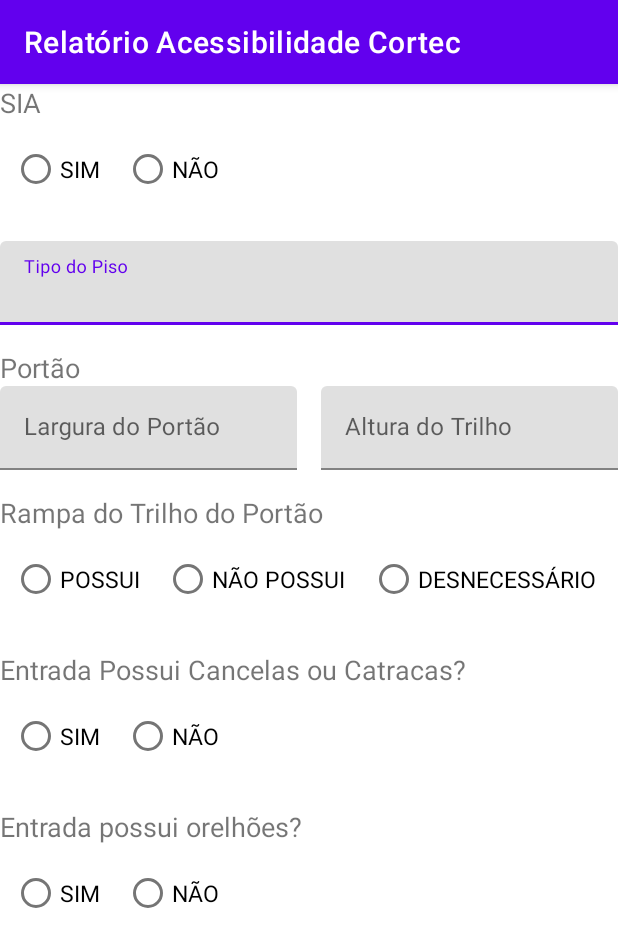
After one commit to MattCaramalac/CortecRelatorioAcessibilidade, an Android app: the fragment ExternalAccessFragment shown on its own in the app's theme, on a phone screen of 412 x 824 dp. The commit adds this screen. Shown: the top 947 px of the screen. Run offline under Robolectric (Android 15) with nearby library versions, the phone set to English and light mode, and no system bars.

Commit message:
Adição Fragments Iniciais Lista

```diff
--- /dev/null
+++ b/app/src/main/java/com/mpms/relatorioacessibilidadecortec/fragments/ExternalAccessFragment.java
@@ -0,0 +1,34 @@
+package com.mpms.relatorioacessibilidadecortec.fragments;
+
+import android.os.Bundle;
+
+import androidx.fragment.app.Fragment;
+
+import android.view.LayoutInflater;
+import android.view.View;
+import android.view.ViewGroup;
+
+import com.mpms.relatorioacessibilidadecortec.R;
+
+public class ExternalAccessFragment extends Fragment {
+
+    public ExternalAccessFragment() {
+        // Required empty public constructor
+    }
+
+    public static ExternalAccessFragment newInstance() {
+        return new ExternalAccessFragment();
+    }
+
+    @Override
+    public void onCreate(Bundle savedInstanceState) {
+        super.onCreate(savedInstanceState);
+    }
+
+    @Override
+    public View onCreateView(LayoutInflater inflater, ViewGroup container,
+                             Bundle savedInstanceState) {
+        // Inflate the layout for this fragment
+        return inflater.inflate(R.layout.fragment_external_access, container, false);
+    }
+}
--- a/app/src/main/res/layout/activity_inspection.xml
+++ b/app/src/main/res/layout/activity_inspection.xml
@@ -17,7 +17,7 @@
         class="com.mpms.relatorioacessibilidadecortec.fragments.InspectionMemorial"/>
 
     <FrameLayout
-        android:id="@+id/show_option_selected"
+        android:id="@+id/show_fragment_selected"
         android:layout_width="match_parent"
         android:layout_height="wrap_content"
         app:layout_constraintStart_toStartOf="parent"
--- a/app/src/main/res/layout/activity_school_register.xml
+++ b/app/src/main/res/layout/activity_school_register.xml
@@ -65,8 +65,7 @@
                 android:layout_marginEnd="8dp"
                 android:layout_weight="2"
                 android:hint="@string/label_complements"
-                app:layout_constraintEnd_toStartOf="@id/numberAddress"
-                app:layout_constraintStart_toStartOf="parent">
+                >
 
                 <com.google.android.material.textfield.TextInputEditText
                     android:id="@+id/complement_text"
@@ -83,8 +82,7 @@
                 android:layout_marginStart="8dp"
                 android:layout_weight="1"
                 android:hint="@string/label_number"
-                app:layout_constraintBaseline_toBaselineOf="@id/complementAddress"
-                app:layout_constraintEnd_toEndOf="parent">
+                >
 
                 <com.google.android.material.textfield.TextInputEditText
                     android:id="@+id/numberAddress_text"
--- /dev/null
+++ b/app/src/main/res/layout/fragment_external_access.xml
@@ -0,0 +1,299 @@
+<?xml version="1.0" encoding="utf-8"?>
+<ScrollView xmlns:android="http://schemas.android.com/apk/res/android"
+    xmlns:app="http://schemas.android.com/apk/res-auto"
+    xmlns:tools="http://schemas.android.com/tools"
+    android:layout_width="match_parent"
+    android:layout_height="match_parent"
+    android:scrollbars="vertical"
+    tools:context=".fragments.ExternalAccessFragment">
+
+    <androidx.constraintlayout.widget.ConstraintLayout
+        android:layout_width="match_parent"
+        android:layout_height="wrap_content">
+
+        <LinearLayout
+            android:id="@+id/sia_option"
+            android:layout_width="match_parent"
+            android:layout_height="wrap_content"
+            android:orientation="vertical"
+            app:layout_constraintEnd_toEndOf="parent"
+            app:layout_constraintStart_toStartOf="parent"
+            app:layout_constraintTop_toTopOf="parent">
+
+            <TextView
+                android:layout_width="match_parent"
+                android:layout_height="wrap_content"
+                android:text="@string/frag_ext_sia"
+                android:textSize="@dimen/section_header" />
+
+            <RadioGroup
+                android:layout_width="match_parent"
+                android:layout_height="wrap_content"
+                android:orientation="horizontal">
+
+                <RadioButton
+                    android:id="@+id/radio_sia_yes"
+                    android:layout_width="wrap_content"
+                    android:layout_height="wrap_content"
+                    android:layout_margin="@dimen/margins"
+                    android:text="@string/radio_button_yes"
+                    android:textSize="@dimen/radio_button_text" />
+
+                <RadioButton
+                    android:id="@+id/radio_sia_no"
+                    android:layout_width="wrap_content"
+                    android:layout_height="wrap_content"
+                    android:layout_margin="@dimen/margins"
+                    android:text="@string/radio_button_no"
+                    android:textSize="@dimen/radio_button_text" />
+
+            </RadioGroup>
+
+        </LinearLayout>
+
+        <com.google.android.material.textfield.TextInputLayout
+            android:id="@+id/floor_type_ext_field"
+            android:layout_width="match_parent"
+            android:layout_height="wrap_content"
+            android:layout_marginTop="@dimen/top_margins"
+            android:hint="@string/hint_external_floor"
+            app:layout_constraintEnd_toEndOf="parent"
+            app:layout_constraintStart_toStartOf="parent"
+            app:layout_constraintTop_toBottomOf="@id/sia_option">
+
+            <com.google.android.material.textfield.TextInputEditText
+                android:id="@+id/floor_type_ext_text"
+                android:layout_width="match_parent"
+                android:layout_height="wrap_content" />
+
+        </com.google.android.material.textfield.TextInputLayout>
+
+        <LinearLayout
+            android:id="@+id/external_gate_layout"
+            android:layout_width="match_parent"
+            android:layout_height="wrap_content"
+            android:layout_marginTop="@dimen/top_margins"
+            android:orientation="vertical"
+            app:layout_constraintEnd_toEndOf="parent"
+            app:layout_constraintStart_toStartOf="parent"
+            app:layout_constraintTop_toBottomOf="@id/floor_type_ext_field">
+
+            <TextView
+                android:layout_width="match_parent"
+                android:layout_height="wrap_content"
+                android:text="@string/frag_ext_gate"
+                android:textSize="@dimen/section_header" />
+
+            <LinearLayout
+                android:layout_width="match_parent"
+                android:layout_height="wrap_content"
+                android:baselineAligned="false"
+                android:orientation="horizontal">
+
+                <com.google.android.material.textfield.TextInputLayout
+                    android:id="@+id/gate_width_ext_field"
+                    android:layout_width="0dp"
+                    android:layout_height="wrap_content"
+                    android:layout_marginEnd="@dimen/margins"
+                    android:layout_weight="1"
+                    android:hint="@string/hint_ext_gate_width">
+
+                    <com.google.android.material.textfield.TextInputEditText
+                        android:id="@+id/gate_width_ext_text"
+                        android:layout_width="match_parent"
+                        android:layout_height="wrap_content"
+                        android:inputType="numberDecimal" />
+
+                </com.google.android.material.textfield.TextInputLayout>
+
+                <com.google.android.material.textfield.TextInputLayout
+                    android:id="@+id/ext_trail_height_field"
+                    android:layout_width="0dp"
+                    android:layout_height="wrap_content"
+                    android:layout_marginStart="@dimen/margins"
+                    android:layout_weight="1"
+                    android:hint="@string/hint_ext_trail_height">
+
+                    <com.google.android.material.textfield.TextInputEditText
+                        android:id="@+id/ext_trail_height_text"
+                        android:layout_width="match_parent"
+                        android:layout_height="wrap_content"
+                        android:inputType="numberDecimal" />
+
+                </com.google.android.material.textfield.TextInputLayout>
+
+            </LinearLayout>
+
+        </LinearLayout>
+
+        <LinearLayout
+            android:id="@+id/trail_option"
+            android:layout_width="match_parent"
+            android:layout_height="wrap_content"
+            android:layout_marginTop="@dimen/top_margins"
+            android:orientation="vertical"
+            app:layout_constraintEnd_toEndOf="parent"
+            app:layout_constraintStart_toStartOf="parent"
+            app:layout_constraintTop_toBottomOf="@id/external_gate_layout">
+
+            <TextView
+                android:layout_width="match_parent"
+                android:layout_height="wrap_content"
+                android:text="@string/frag_ext_trail_ledge"
+                android:textSize="@dimen/section_header" />
+
+            <RadioGroup
+                android:layout_width="match_parent"
+                android:layout_height="wrap_content"
+                android:orientation="horizontal">
+
+                <RadioButton
+                    android:layout_width="wrap_content"
+                    android:layout_height="wrap_content"
+                    android:layout_margin="@dimen/margins"
+                    android:text="@string/radio_button_has_it"
+                    android:textSize="@dimen/radio_button_text" />
+
+                <RadioButton
+                    android:layout_width="wrap_content"
+                    android:layout_height="wrap_content"
+                    android:layout_margin="@dimen/margins"
+                    android:text="@string/radio_button_dont_has_it"
+                    android:textSize="@dimen/radio_button_text" />
+
+                <RadioButton
+                    android:layout_width="wrap_content"
+                    android:layout_height="wrap_content"
+                    android:layout_margin="@dimen/margins"
+                    android:text="@string/radio_button_unecessary"
+                    android:textSize="@dimen/radio_button_text" />
+
+            </RadioGroup>
+
+            <Button
+                android:layout_width="wrap_content"
+                android:layout_height="wrap_content"
+                android:layout_gravity="center"
+                android:text="@string/label_add_frag_entry"
+                android:visibility="gone" />
+
+        </LinearLayout>
+
+        <LinearLayout
+            android:id="@+id/obstacles_layout"
+            android:layout_width="match_parent"
+            android:layout_height="wrap_content"
+            android:layout_marginTop="@dimen/top_margins"
+            android:orientation="vertical"
+            app:layout_constraintTop_toBottomOf="@+id/trail_option">
+
+            <TextView
+                android:layout_width="match_parent"
+                android:layout_height="wrap_content"
+                android:text="@string/frag_ext_gate_obstacles"
+                android:textSize="@dimen/section_header" />
+
+            <LinearLayout
+                android:id="@+id/entrance_gate_layout"
+                android:layout_width="match_parent"
+                android:layout_height="wrap_content"
+                android:orientation="horizontal">
+
+                <RadioGroup
+                    android:layout_width="0dp"
+                    android:layout_height="wrap_content"
+                    android:layout_weight="2"
+                    android:orientation="horizontal">
+
+                    <RadioButton
+                        android:id="@+id/radio_gate_obstacles_yes"
+                        android:layout_width="wrap_content"
+                        android:layout_height="wrap_content"
+                        android:layout_margin="@dimen/margins"
+                        android:text="@string/radio_button_yes"
+                        android:textSize="@dimen/radio_button_text" />
+
+                    <RadioButton
+                        android:id="@+id/radio_gate_obstacles_no"
+                        android:layout_width="wrap_content"
+                        android:layout_height="wrap_content"
+                        android:layout_margin="@dimen/margins"
+                        android:text="@string/radio_button_no"
+                        android:textSize="@dimen/radio_button_text" />
+
+                </RadioGroup>
+
+                <Button
+                    android:id="@+id/add_gate_obstacles"
+                    android:layout_width="0dp"
+                    android:layout_height="wrap_content"
+                    android:layout_gravity="center_vertical"
+                    android:layout_weight="1"
+                    android:text="@string/label_add_frag_entry"
+                    android:visibility="gone" />
+
+            </LinearLayout>
+
+        </LinearLayout>
+
+        <LinearLayout
+            android:id="@+id/ent_gate_payphone_layout"
+            android:layout_width="match_parent"
+            android:layout_height="wrap_content"
+            android:layout_marginTop="@dimen/top_margins"
+            android:orientation="vertical"
+            app:layout_constraintTop_toBottomOf="@+id/obstacles_layout">
+
+            <TextView
+                android:layout_width="match_parent"
+                android:layout_height="wrap_content"
+                android:text="@string/frag_ent_gate_payphone"
+                android:textSize="@dimen/section_header" />
+
+            <LinearLayout
+                android:id="@+id/entrance_gate_payphone_layout"
+                android:layout_width="match_parent"
+                android:layout_height="wrap_content"
+                android:orientation="horizontal">
+
+                <RadioGroup
+                    android:layout_width="0dp"
+                    android:layout_height="wrap_content"
+                    android:layout_weight="2"
+                    android:orientation="horizontal">
+
+                    <RadioButton
+                        android:id="@+id/radio_gate_payphone_yes"
+                        android:layout_width="wrap_content"
+                        android:layout_height="wrap_content"
+                        android:layout_margin="@dimen/margins"
+                        android:text="@string/radio_button_yes"
+                        android:textSize="@dimen/radio_button_text" />
+
+                    <RadioButton
+                        android:id="@+id/radio_gate_payphone_no"
+                        android:layout_width="wrap_content"
+                        android:layout_height="wrap_content"
+                        android:layout_margin="@dimen/margins"
+                        android:text="@string/radio_button_no"
+                        android:textSize="@dimen/radio_button_text" />
+
+                </RadioGroup>
+
+                <Button
+                    android:id="@+id/add_gate_payphone"
+                    android:layout_width="0dp"
+                    android:layout_height="wrap_content"
+                    android:layout_gravity="center_vertical"
+                    android:layout_weight="1"
+                    android:text="@string/label_add_frag_entry"
+                    android:visibility="gone" />
+
+            </LinearLayout>
+
+        </LinearLayout>
+
+    </androidx.constraintlayout.widget.ConstraintLayout>
+
+
+</ScrollView>
--- a/app/src/main/res/values/dimens.xml
+++ b/app/src/main/res/values/dimens.xml
@@ -7,6 +7,7 @@
     <dimen name="top_margins">16dp</dimen>
 
     <dimen name="section_header">18sp</dimen>
+    <dimen name="radio_button_text">15sp</dimen>
     <dimen name="error_message">12sp</dimen>
 
     <integer name="max_lenght_age">3</integer>
--- a/app/src/main/res/values/strings.xml
+++ b/app/src/main/res/values/strings.xml
@@ -24,6 +24,8 @@
     <string name="label_students_pcd_description">Deficiênicas e Impedimentos dos Alunos</string>
     <string name="label_workers_pcd_description">Deficiênicas e Impedimentos Funcionários</string>
     <string name="label_pick_memorial_option">Local Vistoriado</string>
+
+    <string name="hint_external_floor">Tipo do Piso</string>
 
     <string name="label_save_close_button">Salvar Cadastro</string>
     <string name="label_save_continue_button">Salvar e Continuar</string>
@@ -56,8 +58,23 @@
     <string name="students_ages">Idades Atendidas pela Instituição:</string>
 
     <string name="ao">ao</string>
-    <!-- TODO: Remove or change this placeholder text -->
-    <string name="hello_blank_fragment">Hello blank fragment</string>
+
+    <string name="label_exp_dropdown">Escolha um item</string>
+
+    <string name="frag_ext_sia">SIA</string>
+    <string name="radio_button_yes">SIM</string>
+    <string name="radio_button_no">NÃO</string>
+    <string name="frag_ext_gate">Portão</string>
+    <string name="hint_ext_gate_width">Largura do Portão</string>
+    <string name="hint_ext_trail_height">Altura do Trilho</string>
+    <string name="frag_ext_trail_ledge">Rampa do Trilho do Portão</string>
+    <string name="radio_button_has_it">POSSUI</string>
+    <string name="radio_button_dont_has_it">NÃO POSSUI</string>
+    <string name="radio_button_unecessary">DESNECESSÁRIO</string>
+    <string name="frag_ext_gate_obstacles">Entrada Possui Cancelas ou Catracas?</string>
+    <string name="label_add_frag_entry">+ Adicionar</string>
+    <string name="frag_ent_gate_payphone">Entrada possui orelhões?</string>
+
 
     <string-array name="memorial_items">
         <item>Acesso externo</item>
@@ -76,4 +93,10 @@
         <item>Sala dos Professores</item>
         <item>Secretaria</item>
     </string-array>
+
+    <string name="label_waterfountain_height">Altura do Bebedouro</string>
+    <string name="label_cupholder_height">Altura do Porta-copos</string>
+    <string name="label_distance_waterfountain">Aproximação</string>
+    <string name="label_button_save">GRAVAR</string>
+    <string name="label_button_cancel">CANCELAR</string>
 </resources>
```
Also changed, not shown: app/src/main/java/com/mpms/relatorioacessibilidadecortec/activities/InspectionActivity.java (+43 -8 lines), app/src/main/java/com/mpms/relatorioacessibilidadecortec/activities/RegisterActivity.java (+9 -4 lines), app/src/main/java/com/mpms/relatorioacessibilidadecortec/fragments/InspectionMemorial.java (+1 -40 lines), app/src/main/java/com/mpms/relatorioacessibilidadecortec/fragments/WaterFountainFragment.java (added, +34 -0 lines), app/src/main/res/layout/fragment_water_fountain.xml (added, +92 -0 lines).
